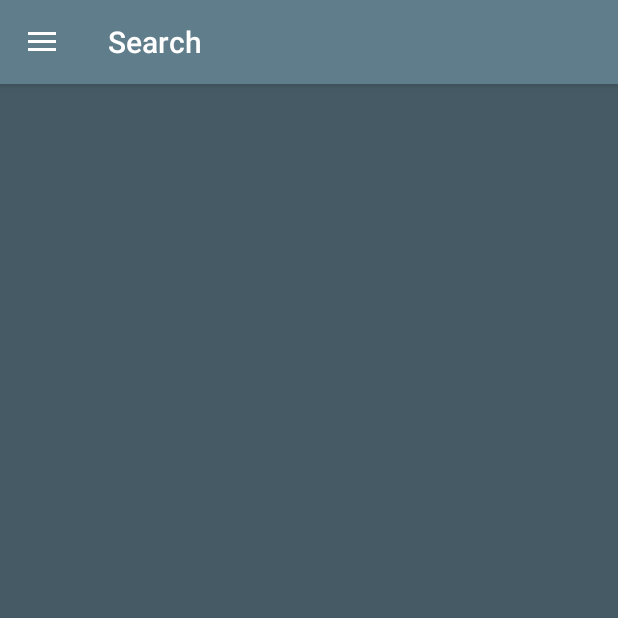
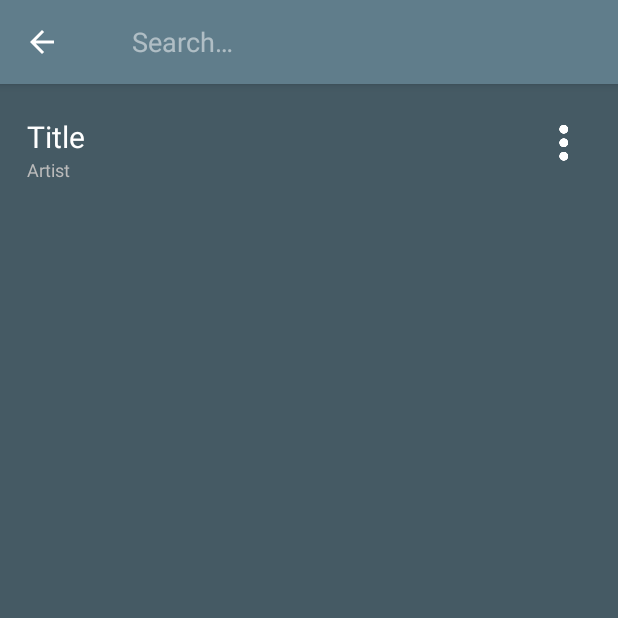
Before and after one commit to JePoste/Spootify, an Android app: the fragment PlaylistEditionFragment placed in its activity, after a tap on "Search", on a phone screen of 412 x 824 dp, the top half of it. Run offline under Robolectric (Android 15) with nearby library versions, the phone set to English and light mode, and no system bars; our stand-ins replace ButterKnife; libraries missing offline, so code that uses them is left out: com.afollestad.materialdialogs, com.orm; 4 statements that could not run were skipped; 2 other taps on this screen came first.

Commit message:
search action bar tool added

```diff
--- a/app/src/main/java/com/enzab/spootify/adapter/SearchListAdapter.java
+++ b/app/src/main/java/com/enzab/spootify/adapter/SearchListAdapter.java
@@ -16,6 +16,7 @@
 
 import org.apache.commons.lang3.text.WordUtils;
 
+import java.util.ArrayList;
 import java.util.List;
 
 /**
@@ -38,10 +39,12 @@
     private Context context;
     private LayoutInflater inflater;
     private List<ISearchItem> items;
+    private final List<ISearchItem> itemsCopy;
 
     public SearchListAdapter(Context context, List<ISearchItem> items, IProcessItemOptionSelection callback) {
         this.context = context;
         this.items = items;
+        this.itemsCopy = new ArrayList<>(items);
         this.callBack = callback;
         inflater = LayoutInflater.from(this.context);
     }
@@ -97,13 +100,29 @@
         return convertView;
     }
 
+    public void filter(String filter) {
+        items.clear();
+        if (filter.isEmpty()) {
+            items.addAll(itemsCopy);
+        } else {
+            for (ISearchItem it : itemsCopy) {
+                if (it.getTitle().contains(filter.toLowerCase())) {
+                    items.add(it);
+                }
+            }
+        }
+        notifyDataSetChanged();
+    }
+
     public void addItem(ISearchItem item) {
         items.add(item);
+        itemsCopy.add(item);
         notifyDataSetChanged();
     }
 
     public void deleteItem(ISearchItem item) {
         items.remove(item);
+        itemsCopy.remove(item);
         notifyDataSetChanged();
     }
 
--- a/app/src/main/java/com/enzab/spootify/fragment/SearchFragment.java
+++ b/app/src/main/java/com/enzab/spootify/fragment/SearchFragment.java
@@ -9,7 +9,11 @@
 import android.support.design.widget.FloatingActionButton;
 import android.support.design.widget.Snackbar;
 import android.support.v4.app.Fragment;
+import android.support.v7.widget.SearchView;
 import android.view.LayoutInflater;
+import android.view.Menu;
+import android.view.MenuInflater;
+import android.view.MenuItem;
 import android.view.View;
 import android.view.ViewGroup;
 import android.widget.ArrayAdapter;
@@ -61,6 +65,28 @@
     public void onCreate(Bundle savedInstanceState) {
         super.onCreate(savedInstanceState);
         mItems = new ArrayList<>();
+        setHasOptionsMenu(true);
+    }
+
+    @Override
+    public void onCreateOptionsMenu(Menu menu, MenuInflater inflater) {
+        super.onCreateOptionsMenu(menu, inflater);
+        inflater.inflate(R.menu.search, menu);
+        MenuItem menuItem = menu.findItem(R.id.filter);
+        SearchView searchView = (SearchView) menuItem.getActionView();
+        searchView.setOnQueryTextListener(new SearchView.OnQueryTextListener() {
+            @Override
+            public boolean onQueryTextSubmit(String query) {
+                mAdapter.filter(query);
+                return false;
+            }
+
+            @Override
+            public boolean onQueryTextChange(String newText) {
+                mAdapter.filter(newText);
+                return false;
+            }
+        });
     }
 
     @Override
--- /dev/null
+++ b/app/src/main/res/menu/search.xml
@@ -0,0 +1,9 @@
+<?xml version="1.0" encoding="utf-8"?>
+<menu xmlns:android="http://schemas.android.com/apk/res/android"
+    xmlns:app="http://schemas.android.com/apk/res-auto">
+    <item android:id="@+id/filter"
+        android:title="@string/menu_item_search"
+        app:actionViewClass="android.support.v7.widget.SearchView"
+        app:showAsAction="collapseActionView|ifRoom"
+        android:icon="@drawable/abc_ic_search_api_mtrl_alpha" />
+</menu>
--- a/app/src/main/res/values/strings.xml
+++ b/app/src/main/res/values/strings.xml
@@ -6,6 +6,7 @@
     <string name="navigation_drawer_open">Open navigation drawer</string>
     <string name="navigation_drawer_close">Close navigation drawer</string>
 
+    <string name="menu_item_search">Search</string>
     <string name="action_settings">Settings</string>
 
     <!--Navigation menu items-->
```
